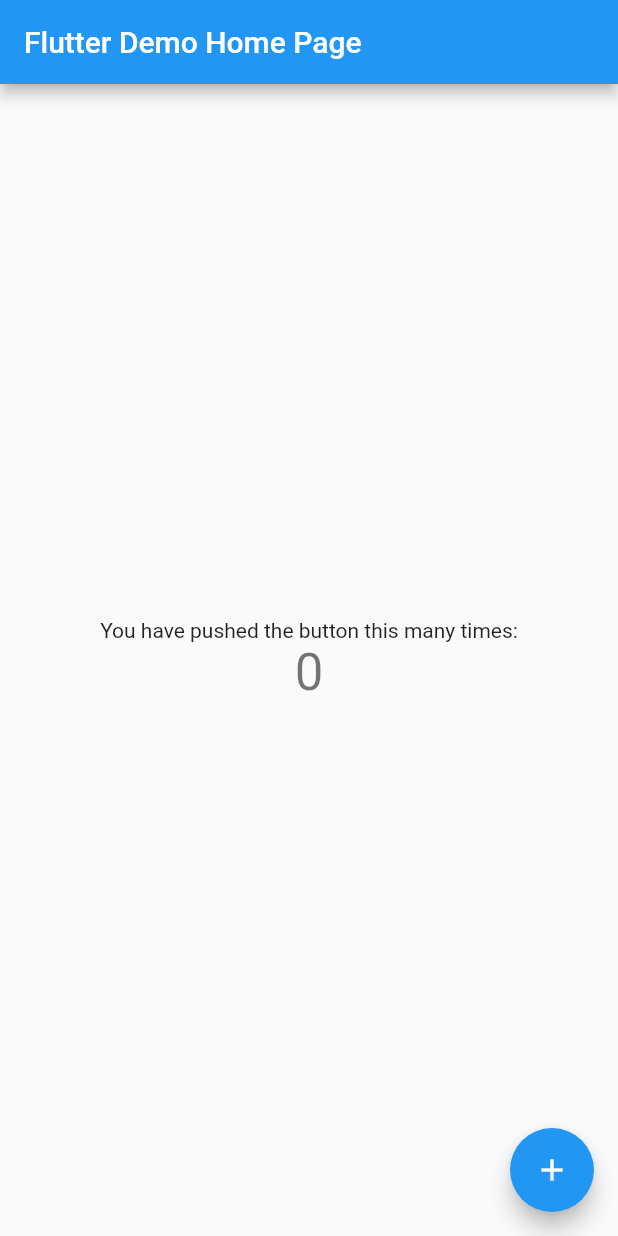
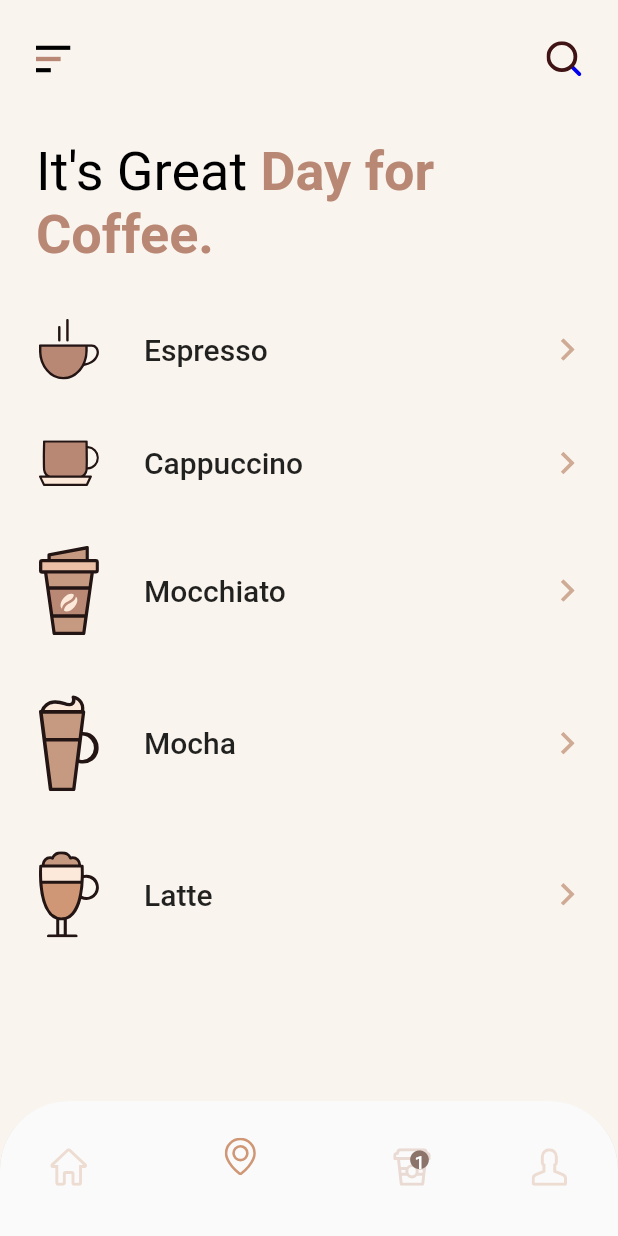
Before and after one commit to subhanrn/CoffeeShop, a Flutter app: the screen it shows after launch, on a phone screen of 412 x 824 dp. Run offline on Flutter 3.47's test engine with Material 2 defaults, Android fonts, the phone set to English and light mode, and no system bars; our stand-ins replace flutter_svg, google_fonts; Roboto replaces fonts that are missing (Sen).

Commit message:
finished home page

```diff
--- /dev/null
+++ b/lib/app.dart
@@ -0,0 +1,17 @@
+import 'package:CoffeeShop/pages/home.dart';
+import 'package:flutter/material.dart';
+
+class MyApp extends StatelessWidget {
+  @override
+  Widget build(BuildContext context) {
+    return MaterialApp(
+      debugShowCheckedModeBanner: false,
+      title: 'Coffee App',
+      theme: ThemeData(
+        primarySwatch: Colors.blue,
+        visualDensity: VisualDensity.adaptivePlatformDensity,
+      ),
+      home: HomePage(),
+    );
+  }
+}
--- a/lib/main.dart
+++ b/lib/main.dart
@@ -1,117 +1,4 @@
+import 'package:CoffeeShop/app.dart';
 import 'package:flutter/material.dart';
 
-void main() {
-  runApp(MyApp());
-}
-
-class MyApp extends StatelessWidget {
-  // This widget is the root of your application.
-  @override
-  Widget build(BuildContext context) {
-    return MaterialApp(
-      title: 'Flutter Demo',
-      theme: ThemeData(
-        // This is the theme of your application.
-        //
-        // Try running your application with "flutter run". You'll see the
-        // application has a blue toolbar. Then, without quitting the app, try
-        // changing the primarySwatch below to Colors.green and then invoke
-        // "hot reload" (press "r" in the console where you ran "flutter run",
-        // or simply save your changes to "hot reload" in a Flutter IDE).
-        // Notice that the counter didn't reset back to zero; the application
-        // is not restarted.
-        primarySwatch: Colors.blue,
-        // This makes the visual density adapt to the platform that you run
-        // the app on. For desktop platforms, the controls will be smaller and
-        // closer together (more dense) than on mobile platforms.
-        visualDensity: VisualDensity.adaptivePlatformDensity,
-      ),
-      home: MyHomePage(title: 'Flutter Demo Home Page'),
-    );
-  }
-}
-
-class MyHomePage extends StatefulWidget {
-  MyHomePage({Key key, this.title}) : super(key: key);
-
-  // This widget is the home page of your application. It is stateful, meaning
-  // that it has a State object (defined below) that contains fields that affect
-  // how it looks.
-
-  // This class is the configuration for the state. It holds the values (in this
-  // case the title) provided by the parent (in this case the App widget) and
-  // used by the build method of the State. Fields in a Widget subclass are
-  // always marked "final".
-
-  final String title;
-
-  @override
-  _MyHomePageState createState() => _MyHomePageState();
-}
-
-class _MyHomePageState extends State<MyHomePage> {
-  int _counter = 0;
-
-  void _incrementCounter() {
-    setState(() {
-      // This call to setState tells the Flutter framework that something has
-      // changed in this State, which causes it to rerun the build method below
-      // so that the display can reflect the updated values. If we changed
-      // _counter without calling setState(), then the build method would not be
-      // called again, and so nothing would appear to happen.
-      _counter++;
-    });
-  }
-
-  @override
-  Widget build(BuildContext context) {
-    // This method is rerun every time setState is called, for instance as done
-    // by the _incrementCounter method above.
-    //
-    // The Flutter framework has been optimized to make rerunning build methods
-    // fast, so that you can just rebuild anything that needs updating rather
-    // than having to individually change instances of widgets.
-    return Scaffold(
-      appBar: AppBar(
-        // Here we take the value from the MyHomePage object that was created by
-        // the App.build method, and use it to set our appbar title.
-        title: Text(widget.title),
-      ),
-      body: Center(
-        // Center is a layout widget. It takes a single child and positions it
-        // in the middle of the parent.
-        child: Column(
-          // Column is also a layout widget. It takes a list of children and
-          // arranges them vertically. By default, it sizes itself to fit its
-          // children horizontally, and tries to be as tall as its parent.
-          //
-          // Invoke "debug painting" (press "p" in the console, choose the
-          // "Toggle Debug Paint" action from the Flutter Inspector in Android
-          // Studio, or the "Toggle Debug Paint" command in Visual Studio Code)
-          // to see the wireframe for each widget.
-          //
-          // Column has various properties to control how it sizes itself and
-          // how it positions its children. Here we use mainAxisAlignment to
-          // center the children vertically; the main axis here is the vertical
-          // axis because Columns are vertical (the cross axis would be
-          // horizontal).
-          mainAxisAlignment: MainAxisAlignment.center,
-          children: <Widget>[
-            Text(
-              'You have pushed the button this many times:',
-            ),
-            Text(
-              '$_counter',
-              style: Theme.of(context).textTheme.headline4,
-            ),
-          ],
-        ),
-      ),
-      floatingActionButton: FloatingActionButton(
-        onPressed: _incrementCounter,
-        tooltip: 'Increment',
-        child: Icon(Icons.add),
-      ), // This trailing comma makes auto-formatting nicer for build methods.
-    );
-  }
-}
+void main() => runApp(MyApp());
--- /dev/null
+++ b/lib/models/coffee_category.dart
@@ -0,0 +1,11 @@
+import 'package:flutter/cupertino.dart';
+
+class CoffeeCategory {
+  String name;
+  String icon;
+
+  CoffeeCategory({
+    @required this.name,
+    @required this.icon,
+  });
+}
--- /dev/null
+++ b/lib/pages/home.dart
@@ -0,0 +1,218 @@
+import 'package:CoffeeShop/models/coffee_category.dart';
+import 'package:CoffeeShop/widgets/list_coffee.dart';
+import 'package:flutter/material.dart';
+import 'package:flutter_svg/flutter_svg.dart';
+import 'package:google_fonts/google_fonts.dart';
+
+class HomePage extends StatefulWidget {
+  @override
+  _HomePageState createState() => _HomePageState();
+}
+
+class _HomePageState extends State<HomePage> {
+  int _selectedIndex = 1;
+
+  List<CoffeeCategory> _funcListCoffeeCategory() {
+    List<CoffeeCategory> _list = [];
+    _list.add(
+      CoffeeCategory(
+        icon: 'assets/Espresso.svg',
+        name: 'Espresso',
+      ),
+    );
+    _list.add(
+      CoffeeCategory(
+        icon: 'assets/Cappuccino.svg',
+        name: 'Cappuccino',
+      ),
+    );
+    _list.add(
+      CoffeeCategory(
+        icon: 'assets/macciato.svg',
+        name: 'Mocchiato',
+      ),
+    );
+    _list.add(
+      CoffeeCategory(
+        icon: 'assets/Mocha.svg',
+        name: 'Mocha',
+      ),
+    );
+    _list.add(
+      CoffeeCategory(
+        icon: 'assets/latte.svg',
+        name: 'Latte',
+      ),
+    );
+
+    return _list;
+  }
+
+  List<BottomNavigationBarItem> _barIcons() {
+    return [
+      _createBottomNavigationBarItem('assets/home_icon.svg', 'Home'),
+      _createBottomNavigationBarItem('assets/pin_maps_icon.svg', 'Locations'),
+      _createBottomNavigationBarItem(
+        'assets/cup_icon.svg',
+        'Coffee',
+        notificationCount: 1,
+      ),
+      _createBottomNavigationBarItem('assets/profile_icon.svg', 'Profile'),
+    ];
+  }
+
+  BottomNavigationBarItem _createBottomNavigationBarItem(
+      String asset, String semantic,
+      {int notificationCount = 0}) {
+    return BottomNavigationBarItem(
+      icon: Stack(
+        children: [
+          SvgPicture.asset(
+            asset,
+            semanticsLabel: semantic,
+            height: 25,
+            width: 25,
+          ),
+          if (notificationCount > 0)
+            Positioned(
+              top: 0,
+              right: 0,
+              child: Stack(
+                children: <Widget>[
+                  Icon(
+                    Icons.brightness_1,
+                    size: 15,
+                    color: Color(0xff8C746A),
+                  ),
+                  Positioned(
+                    top: 2.5,
+                    right: 4,
+                    child: Text(
+                      '$notificationCount',
+                      style: TextStyle(
+                        color: Colors.white,
+                        fontSize: 12,
+                        fontWeight: FontWeight.w500,
+                      ),
+                    ),
+                  )
+                ],
+              ),
+            ),
+        ],
+      ),
+      title: Text(
+        '',
+        style: TextStyle(fontSize: 0),
+      ),
+    );
+  }
+
+  void _onItemTapped(int index) {
+    setState(() {
+      _selectedIndex = index;
+    });
+  }
+
+  @override
+  Widget build(BuildContext context) {
+    List<CoffeeCategory> _listCoffeeCategory = _funcListCoffeeCategory();
+    return Scaffold(
+      body: SafeArea(
+        child: Container(
+          color: Color(0xfffaf4ee),
+          child: Column(children: [
+            Container(
+              padding: EdgeInsets.symmetric(
+                horizontal: 24,
+                vertical: 27.5,
+              ),
+              child: Row(
+                mainAxisAlignment: MainAxisAlignment.spaceBetween,
+                children: [
+                  SvgPicture.asset(
+                    'assets/burger_menu.svg',
+                    semanticsLabel: 'Burger Menu',
+                  ),
+                  SvgPicture.asset(
+                    'assets/search_icon.svg',
+                    semanticsLabel: 'Search Icon',
+                  ),
+                ],
+              ),
+            ),
+            Container(
+              padding: EdgeInsets.symmetric(
+                horizontal: 24,
+                vertical: 15,
+              ),
+              alignment: Alignment.topLeft,
+              child: Text.rich(
+                TextSpan(
+                  style: GoogleFonts.sen(
+                    textStyle: TextStyle(
+                      fontFamily: 'Sen',
+                      fontSize: 36,
+                      color: Color(0xff000000),
+                    ),
+                  ),
+                  children: [
+                    TextSpan(
+                      text: 'It\'s Great',
+                    ),
+                    TextSpan(
+                      text: ' ',
+                      style: TextStyle(
+                        fontWeight: FontWeight.w700,
+                      ),
+                    ),
+                    TextSpan(
+                      text: 'Day for\nCoffee.',
+                      style: TextStyle(
+                        color: Color(0xffb98875),
+                        fontWeight: FontWeight.w700,
+                      ),
+                    ),
+                  ],
+                ),
+                textAlign: TextAlign.left,
+              ),
+            ),
+            Flexible(
+              flex: 1,
+              child: Container(
+                padding: EdgeInsets.symmetric(
+                  horizontal: 10,
+                ),
+                alignment: Alignment.topLeft,
+                child: ListView.builder(
+                  itemCount: _listCoffeeCategory.length,
+                  itemBuilder: (ctx, int index) => ListCoffee(
+                    text: _listCoffeeCategory[index].name,
+                    icon: _listCoffeeCategory[index].icon,
+                  ),
+                ),
+              ),
+            ),
+          ]),
+        ),
+      ),
+      bottomNavigationBar: Container(
+        height: 90,
+        color: Color(0xfffaf4ee),
+        child: ClipRRect(
+          borderRadius: BorderRadius.only(
+            topLeft: Radius.circular(46),
+            topRight: Radius.circular(46),
+          ),
+          child: BottomNavigationBar(
+            items: _barIcons(),
+            currentIndex: _selectedIndex,
+            selectedItemColor: Colors.amber[800],
+            onTap: _onItemTapped,
+          ),
+        ),
+      ),
+    );
+  }
+}
--- /dev/null
+++ b/lib/widgets/list_coffee.dart
@@ -0,0 +1,57 @@
+import 'package:flutter/material.dart';
+import 'package:flutter_svg/flutter_svg.dart';
+import 'package:google_fonts/google_fonts.dart';
+
+class ListCoffee extends StatelessWidget {
+  final String text;
+
+  final String icon;
+
+  ListCoffee({
+    Key key,
+    @required this.text,
+    @required this.icon,
+  }) : super(key: key);
+
+  @override
+  Widget build(BuildContext context) {
+    return FlatButton(
+      onPressed: () {},
+      child: Center(
+        child: Container(
+          padding: EdgeInsets.symmetric(vertical: 20),
+          child: Row(
+            children: [
+              SvgPicture.asset(
+                '$icon',
+                semanticsLabel: '$text',
+                width: 40,
+              ),
+              Container(
+                padding: EdgeInsets.only(left: 30),
+                child: Text(
+                  '$text',
+                  style: GoogleFonts.sen(
+                    fontSize: 20,
+                  ),
+                ),
+              ),
+              Flexible(
+                flex: 1,
+                child: Align(
+                  alignment: Alignment.centerRight,
+                  child: SvgPicture.asset(
+                    'assets/list_button.svg',
+                    semanticsLabel: 'Enter Menu',
+                    height: 15,
+                    width: 15,
+                  ),
+                ),
+              ),
+            ],
+          ),
+        ),
+      ),
+    );
+  }
+}
```
Also changed, not shown: pubspec.yaml (+19 -3 lines), assets/Cappuccino.svg (added), assets/Espresso.svg (added), assets/Mocha.svg (added), assets/burger_menu.svg (added), assets/cup_icon.svg (added), assets/home_icon.svg (added), assets/latte.svg (added), assets/list_button.svg (added), assets/macciato.svg (added), assets/pin_maps_icon.svg (added), assets/profile_icon.svg (added), assets/search_icon.svg (added), pubspec.lock, 1 other file.
